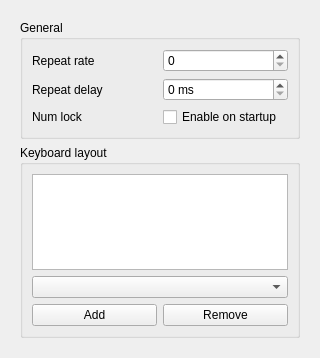
This is src/keyboard.ui in labwc/labwc-tweaks as Qt 5 draws it before an edit. The edited form follows.
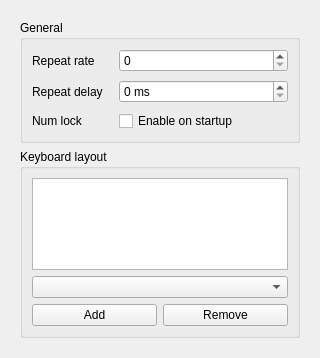
This is the edited form.

Commit message: keyboard.ui: set QGridLayout columnstretch for column 1; set spacing

Patch:
```diff
--- a/src/keyboard.ui
+++ b/src/keyboard.ui
@@ -19,7 +19,13 @@
          <property name="title">
           <string>General</string>
          </property>
-         <layout class="QGridLayout" name="other_settings">
+         <layout class="QGridLayout" name="other_settings" columnstretch="0,1">
+          <property name="horizontalSpacing">
+           <number>16</number>
+          </property>
+          <property name="verticalSpacing">
+           <number>8</number>
+          </property>
           <item row="0" column="0">
            <widget class="QLabel" name="label">
             <property name="text">
```
